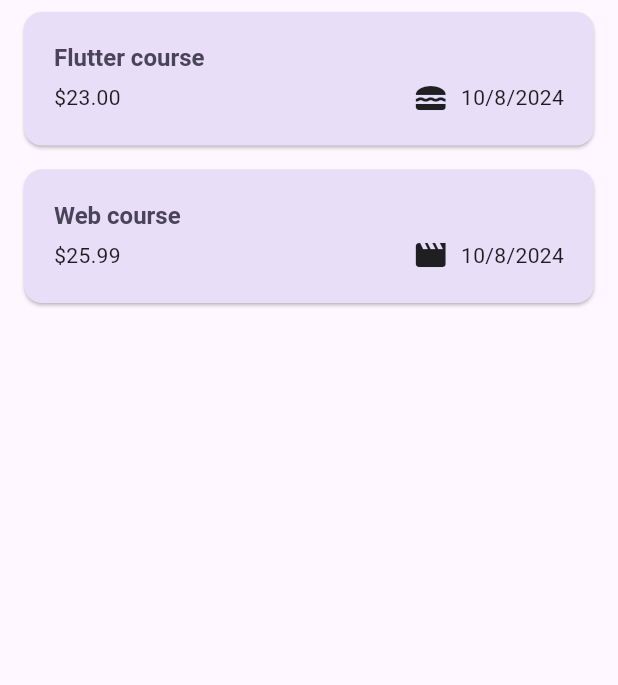
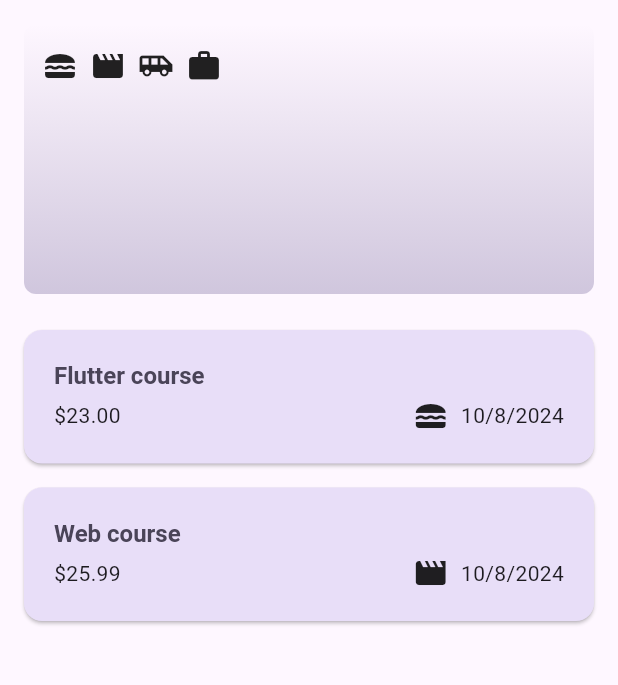
Before and after one commit to Ishtiaq-Hossen/ExpenseManager, a Flutter app: the screen it shows after launch, on a phone screen of 412 x 824 dp, the part 84-769 px from its top. Run offline on Flutter 3.47's test engine with Material 3 defaults, Android fonts, the phone set to English and light mode, and no system bars; missing offline and left inert: dart:ffi.

Commit message:
Expense Chart work going on already added need some few more work

```diff
--- a/lib/models/Expense.dart
+++ b/lib/models/Expense.dart
@@ -27,7 +27,32 @@ class Expense{
     required this.catagory,
   }): id=uuid.v4();
 
+  //getter method
   String get formattedDate{
     return formatter.format(date);
   }
 }
+
+
+class ExpenseBucket{
+  final Catagory catagory;
+  final List<Expense>expenses;
+  ExpenseBucket(
+    {
+    required this.catagory,
+    required this.expenses,});
+
+  //names constructor
+  ExpenseBucket.forCatagory(List<Expense>allExpenses,this.catagory)
+  : expenses = allExpenses.where((expense)=>expense.catagory==catagory).toList();
+
+
+  double get TotalExpenses{
+    double sum=0;
+    for(final expense in expenses){//for in loop
+      sum += expense.amount;
+    }
+    return sum;
+  }
+
+}
--- a/lib/screens/expense_screen.dart
+++ b/lib/screens/expense_screen.dart
@@ -1,5 +1,6 @@
 
 import 'package:expensemanager/screens/new_expense.dart';
+import 'package:expensemanager/widgets/chart.dart';
 import 'package:flutter/material.dart';
 
 import '../enums/catagory_enums.dart';
@@ -72,9 +73,12 @@ class _ExpenseScreenState extends State<ExpenseScreen> {
           IconButton(onPressed: _openAddExpenseModal, icon: Icon(Icons.add)),
         ],
       ),
+      //chart
+
       body: SafeArea(
         child: Column(
           children: [
+            Chart(expenses: _registeredExpenses),
             Expanded(
               child: ExpenseList(
                 expenses: _registeredExpenses,
--- /dev/null
+++ b/lib/widgets/chart.dart
@@ -0,0 +1,74 @@
+
+import 'package:flutter/material.dart';
+
+import '../enums/catagory_enums.dart';
+import '../models/Expense.dart';
+
+class Chart extends StatelessWidget {
+  final List<Expense>expenses;
+  const Chart({super.key,required this.expenses});
+
+  //buckets
+  List<ExpenseBucket> get buckets{
+    return [
+
+      ExpenseBucket.forCatagory(expenses, Catagory.food),
+      ExpenseBucket.forCatagory(expenses, Catagory.leisure),
+      ExpenseBucket.forCatagory(expenses, Catagory.travel),
+      ExpenseBucket.forCatagory(expenses, Catagory.work),
+    ];
+
+  }
+
+
+
+  double get maxTotalExpense{
+    double maxTotalExpense=0;
+    for(final bucket in buckets){//for in loop
+      if(bucket.TotalExpenses>maxTotalExpense){
+        maxTotalExpense=bucket.TotalExpenses;
+      }
+    }
+    return maxTotalExpense;
+  }
+
+  @override
+  Widget build(BuildContext context) {
+    return Container(
+      margin: EdgeInsets.all(16),//all mane sob dik theke
+      padding: EdgeInsets.symmetric(// symetric mane upre,niche ba dane,bame
+        horizontal: 8,
+        vertical: 16,
+      ),//
+      width: double.infinity,
+      height: 180,
+      decoration: BoxDecoration(
+        // color: Colors.amber,
+        borderRadius: BorderRadius.circular(8),
+        gradient: LinearGradient(
+          colors: [
+            Theme.of(context).colorScheme.primary.withOpacity(0.3),
+            Theme.of(context).colorScheme.primary.withOpacity(0.0)
+          ],
+          begin: Alignment.bottomCenter,
+          end: Alignment.topCenter,
+        ),
+
+      ),
+      child: Column(
+        children: [
+          Row(
+            children: buckets.map((bucket) => Padding(
+              padding: EdgeInsets.symmetric(
+                horizontal: 4,
+              ),
+              child: Icon(CatagoryIcons[bucket.catagory]),
+              )).toList(),
+          ),
+        ],
+
+      ),
+
+    );
+  }
+}
```
